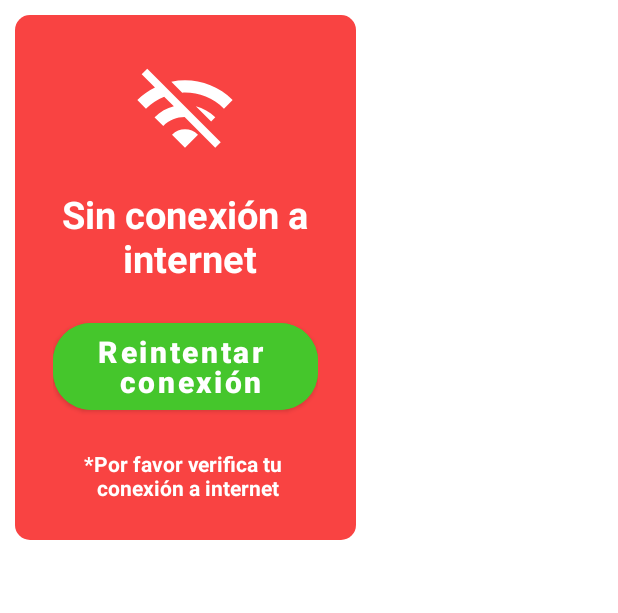
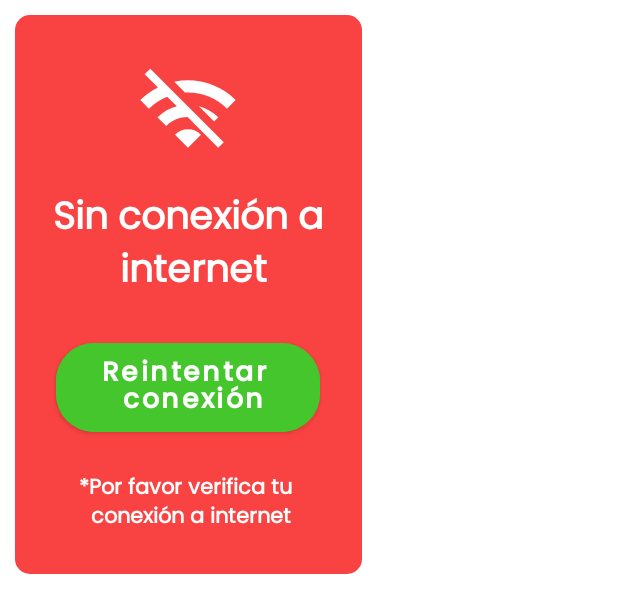
Before and after one commit to JiroFg/Dinoapp, an Android app: the layout error_conexion.xml on its own in the app's theme, with its tools: preview values and no code run, on a phone screen of 412 x 824 dp. Shown: the top 613 px of the screen. Run offline under Robolectric (Android 15) with nearby library versions, the phone set to English and light mode, and no system bars.

Commit message:
Función de "conexión" terminada :monkey:

```diff
--- a/app/src/main/res/layout/error_conexion.xml
+++ b/app/src/main/res/layout/error_conexion.xml
@@ -48,6 +48,7 @@
                 android:textColor="#fff"
                 android:textSize="25dp"
                 android:textStyle="bold"
+                android:fontFamily="@font/poppins_regular"
                 />
 
             <Button
@@ -64,8 +65,9 @@
                 android:text="Reintentar \n conexión"
                 android:textAllCaps="false"
                 android:textColor="#fff"
-                android:textSize="20dp"
+                android:textSize="18dp"
                 android:textStyle="bold"
+                android:fontFamily="@font/poppins_medium"
                 app:cornerRadius="25dp" />
 
             <TextView
@@ -77,6 +79,7 @@
                 android:textAlignment="center"
                 android:textColor="#fff"
                 android:textSize="14dp"
+                android:fontFamily="@font/poppins_regular"
                 android:textStyle="bold"
                 />
 
```
Also changed, not shown: app/src/main/res/font/poppins_bold.ttf (added), app/src/main/res/font/poppins_medium.ttf (added), app/src/main/res/font/poppins_regular.ttf (added).
